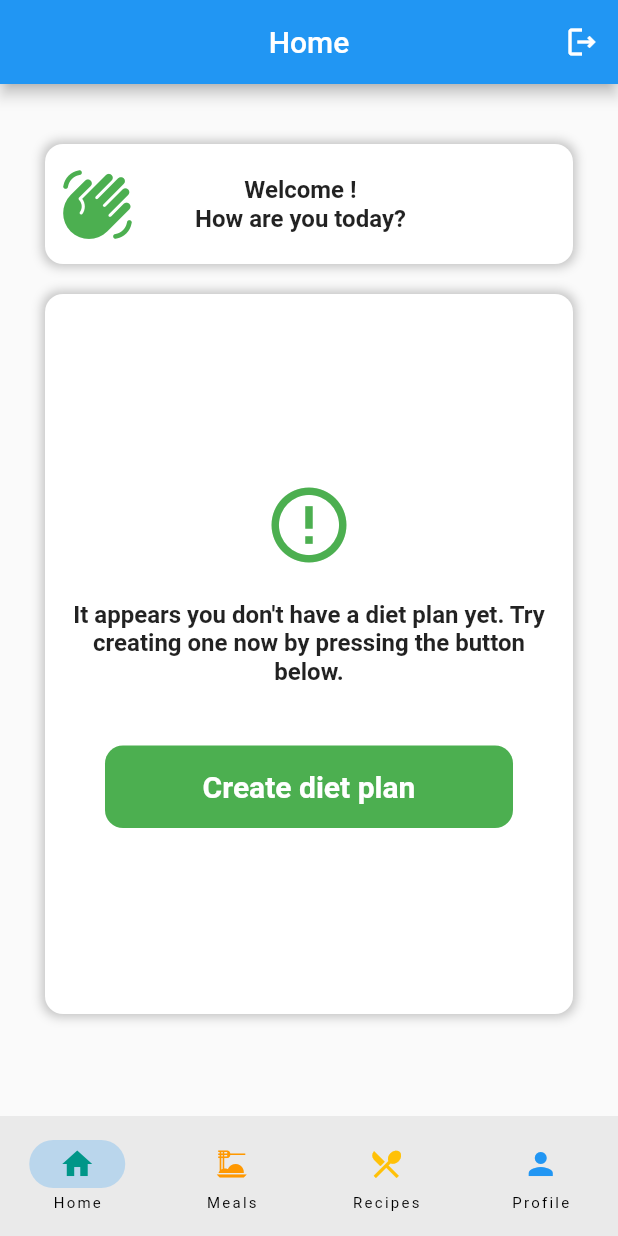
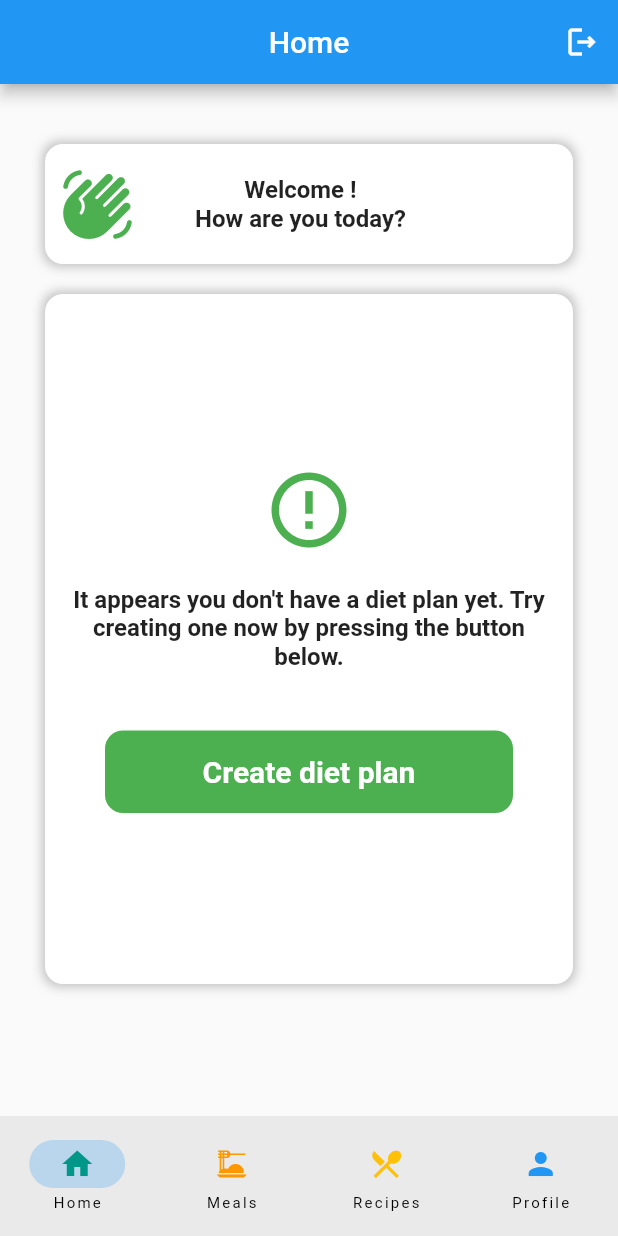
Before and after one commit to DanMihneaVlad/FitTrack, a Flutter app: the screen it shows once a user with an empty profile is signed in, on a phone screen of 412 x 824 dp. Run offline on Flutter 3.47's test engine with Material 2 defaults, Android fonts, the phone set to English and light mode, and no system bars; our stand-ins replace cloud_firestore, email_validator, firebase_auth, firebase_core, firebase_storage, google_fonts and 2 more; missing offline and left inert: flutter_barcode_scanner, openfoodfacts; accounts and stored records are empty.

Commit message:
Small bug fixes and improvements

```diff
--- a/FitTrack/fit_track/lib/screens/home/home_widget.dart
+++ b/FitTrack/fit_track/lib/screens/home/home_widget.dart
@@ -95,7 +95,7 @@ class _HomeWidgetState extends State<HomeWidget> {
                   ),
                   const SizedBox(height: 20),
                   Container(
-                    height: 480,
+                    height: 460,
                     width: 400,
                     decoration: const BoxDecoration(
                         color: Colors.white,
@@ -155,7 +155,7 @@ class _HomeWidgetState extends State<HomeWidget> {
                                 ]
                               : [
                                 CustomDaySummary(title: 'Today\'s summary', dietPlan: dietPlanProvider.dietPlan, daySummary: mealsProvider.todayDaySummary),
-                                const SizedBox(height: 40),
+                                const SizedBox(height: 30),
                                   GestureDetector(
                                     onTap: () => {
                                       Navigator.of(context).push(
--- a/FitTrack/fit_track/lib/screens/meals/scan_product.dart
+++ b/FitTrack/fit_track/lib/screens/meals/scan_product.dart
@@ -53,7 +53,7 @@ class _ScanProductState extends State<ScanProduct> {
                   onTap: () async {
                     await scanBarCode();
 
-                    scanResult = '5449000131805';
+                    //scanResult = '5449000131805';
 
                     if (scanResult != '-1') {
                       showDialog(
--- a/FitTrack/fit_track/lib/widgets/custom_food_card_food_model.dart
+++ b/FitTrack/fit_track/lib/widgets/custom_food_card_food_model.dart
@@ -42,7 +42,7 @@ class CustomFoodCard extends StatelessWidget {
             ),
             const SizedBox(height: 10),
             Text(
-              'Nutriment data per 100g',
+              'Nutriment data',
               textAlign: TextAlign.center,
             ),
             const SizedBox(height: 20),
@@ -100,7 +100,7 @@ class CustomFoodCard extends StatelessWidget {
             ),
             const SizedBox(height: 10),
             Text(
-              'Quantity: ' + food.quantity.toString(),
+              'Quantity: ' + food.quantity.toString() + 'g',
               textAlign: TextAlign.center,
             ),
             const SizedBox(height: 10),
--- a/FitTrack/fit_track/lib/widgets/custom_recipe_card.dart
+++ b/FitTrack/fit_track/lib/widgets/custom_recipe_card.dart
@@ -33,7 +33,8 @@ class RecipeCard extends StatelessWidget {
               child: Image.network(
                 recipe.imageUrl,
                 height: 120,
-                width: 200,
+                width: 160,
+                fit: BoxFit.fitWidth,
               ),
             ),
             Text(
```
